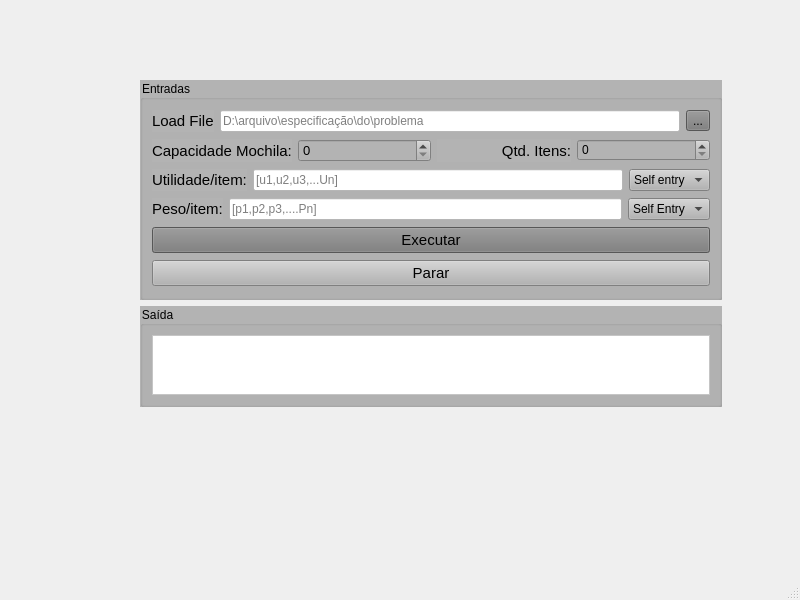
Before: the Qt Designer form KSP_Problem/mainwindow.ui in Ernesto-Alves67/Knapsack_Problem, drawn with Qt 5.
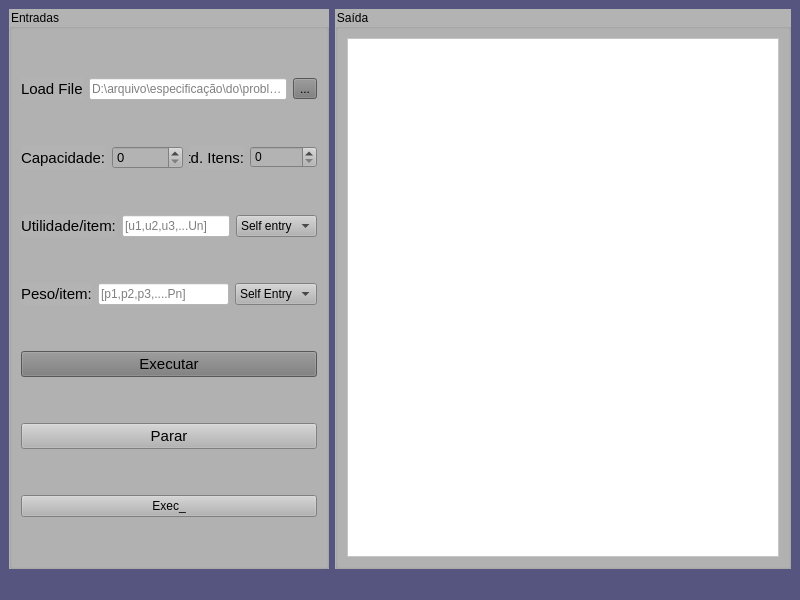
After: the same form once the commit is applied.

The edit to the form file:
```diff
--- a/KSP_Problem/mainwindow.ui
+++ b/KSP_Problem/mainwindow.ui
@@ -11,20 +11,30 @@
    </rect>
   </property>
   <property name="windowTitle">
-   <string>MainWindow</string>
+   <string>Knapsack Problem</string>
+  </property>
+  <property name="styleSheet">
+   <string notr="true">background-color: rgb(85, 85, 127);</string>
   </property>
   <widget class="QWidget" name="centralwidget">
+   <layout class="QHBoxLayout" name="horizontalLayout_5">
+    <item>
    <widget class="QGroupBox" name="groupBox_2">
-    <property name="geometry">
-     <rect>
-      <x>140</x>
-      <y>80</y>
-      <width>582</width>
-      <height>220</height>
-     </rect>
+      <property name="minimumSize">
+       <size>
+        <width>0</width>
+        <height>0</height>
+       </size>
+      </property>
+      <property name="maximumSize">
+       <size>
+        <width>320</width>
+        <height>16777215</height>
+       </size>
     </property>
     <property name="styleSheet">
-     <string notr="true">background-color: rgb(179, 179, 179);</string>
+       <string notr="true">background-color: rgb(179, 179, 179);
+color: rgb(0, 0, 0);</string>
     </property>
     <property name="title">
      <string>Entradas</string>
@@ -79,7 +89,7 @@
           </font>
          </property>
          <property name="text">
-          <string>Capacidade Mochila:</string>
+            <string>Capacidade:</string>
          </property>
         </widget>
        </item>
@@ -91,7 +101,7 @@
           </font>
          </property>
          <property name="maximum">
-          <number>1000</number>
+            <number>1000000</number>
          </property>
         </widget>
        </item>
@@ -119,7 +129,7 @@
        <item>
         <widget class="QSpinBox" name="sb_numItens">
          <property name="maximum">
-          <number>1000</number>
+            <number>1000000</number>
          </property>
         </widget>
        </item>
@@ -241,17 +251,18 @@
        </property>
       </widget>
      </item>
-    </layout>
-   </widget>
+       <item>
+        <widget class="QPushButton" name="btn_exec_2">
+         <property name="text">
+          <string>Exec_</string>
+         </property>
+        </widget>
+       </item>
+      </layout>
+     </widget>
+    </item>
+    <item>
    <widget class="QGroupBox" name="groupBox">
-    <property name="geometry">
-     <rect>
-      <x>140</x>
-      <y>306</y>
-      <width>582</width>
-      <height>101</height>
-     </rect>
-    </property>
     <property name="minimumSize">
      <size>
       <width>0</width>
@@ -261,7 +272,7 @@
     <property name="maximumSize">
      <size>
       <width>16777215</width>
-      <height>200</height>
+        <height>16777215</height>
      </size>
     </property>
     <property name="styleSheet">
@@ -286,6 +297,8 @@
      </item>
     </layout>
    </widget>
+    </item>
+   </layout>
   </widget>
   <widget class="QMenuBar" name="menubar">
    <property name="geometry">
```
Lines whose indentation alone changed are shown as unchanged.
